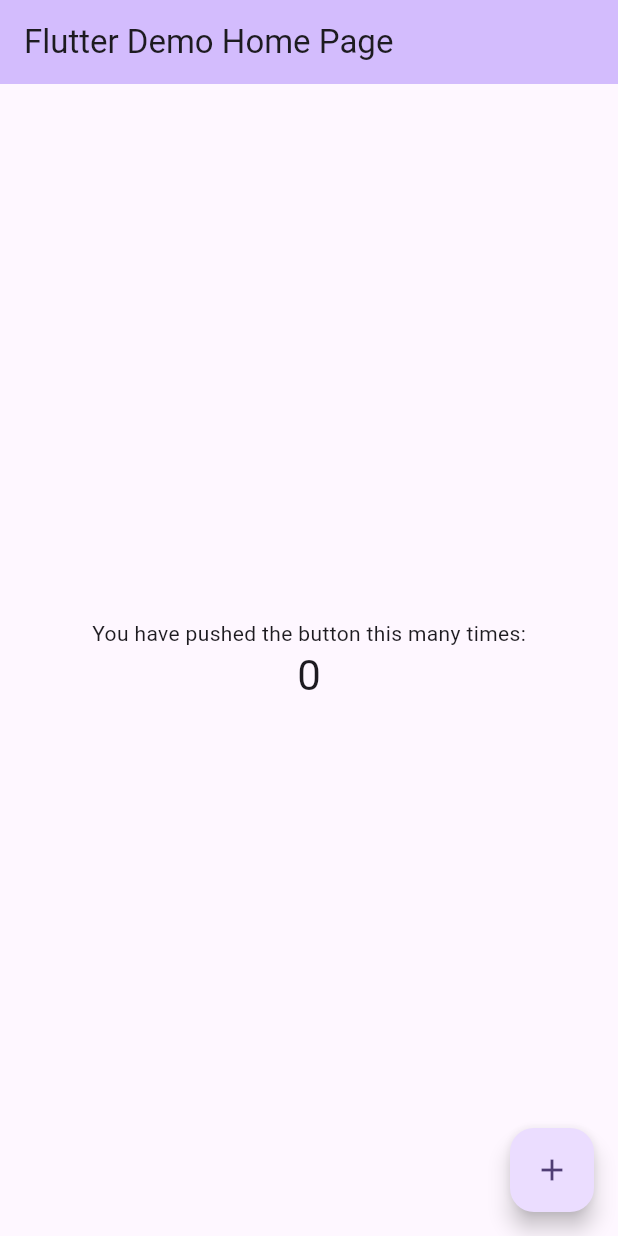
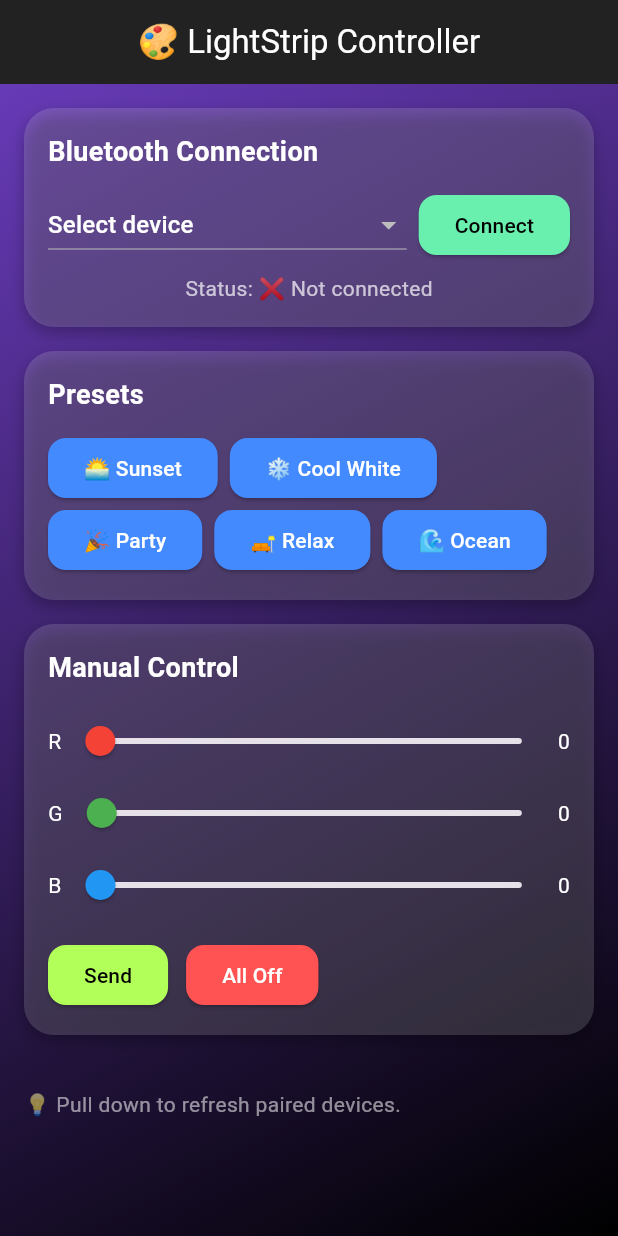
Before and after one commit to Masfiqun/Light-Strip-Controller, a Flutter app: the screen it shows after launch, on a phone screen of 412 x 824 dp. Run offline on Flutter 3.47's test engine with Material 3 defaults, Android fonts, the phone set to English and light mode, and no system bars; missing offline and left inert: flutter_bluetooth_serial_plus.

Commit message:
design complete

```diff
--- /dev/null
+++ b/lib/homepage.dart
@@ -0,0 +1,284 @@
+import 'dart:async';
+import 'dart:convert';
+import 'package:flutter/material.dart';
+import 'package:flutter_bluetooth_serial_plus/flutter_bluetooth_serial_plus.dart';
+
+class HomePage extends StatefulWidget {
+  @override
+  _HomePageState createState() => _HomePageState();
+}
+
+class _HomePageState extends State<HomePage> {
+  final FlutterBluetoothSerial _bluetooth = FlutterBluetoothSerial.instance;
+
+  List<BluetoothDevice> _devices = [];
+  BluetoothDevice? _selectedDevice;
+  BluetoothConnection? _connection;
+  bool _connecting = false;
+  bool _connected = false;
+
+  int _r = 0, _g = 0, _b = 0;
+
+  final Map<String, List<int>> presets = {
+    '🌅 Sunset': [255, 80, 30],
+    '❄ Cool White': [180, 180, 255],
+    '🎉 Party': [255, 0, 255],
+    '🛋 Relax': [100, 30, 10],
+    '🌊 Ocean': [20, 120, 200],
+  };
+
+  @override
+  void initState() {
+    super.initState();
+    _getBondedDevices();
+  }
+
+  Future<void> _getBondedDevices() async {
+    try {
+      final devices = await _bluetooth.getBondedDevices();
+      setState(() => _devices = devices);
+    } catch (_) {}
+  }
+
+  Future<void> _connect() async {
+    if (_selectedDevice == null) return;
+    setState(() => _connecting = true);
+    try {
+      _connection = await BluetoothConnection.toAddress(_selectedDevice!.address);
+      _connected = true;
+      _connection!.input?.listen((data) {
+        // Handle data if needed
+      }).onDone(() => _disconnect());
+    } catch (e) {
+      ScaffoldMessenger.of(context).showSnackBar(
+        SnackBar(content: Text('Connection error: $e')),
+      );
+    }
+    setState(() => _connecting = false);
+  }
+
+  void _disconnect() {
+    _connection?.dispose();
+    _connection = null;
+    setState(() => _connected = false);
+  }
+
+  String _buildCmd() => 'S,R,$_r,G,$_g,B,$_b\n';
+
+  void _sendCurrentColor() {
+    if (!_connected || _connection == null) return;
+    try {
+      _connection!.output.add(utf8.encode(_buildCmd()));
+    } catch (_) {}
+  }
+
+  void _setPreset(List<int> rgb) {
+    setState(() {
+      _r = rgb[0];
+      _g = rgb[1];
+      _b = rgb[2];
+    });
+    _sendCurrentColor();
+  }
+
+  Widget _card({required String title, required Widget child}) {
+    return Container(
+      margin: EdgeInsets.only(bottom: 16),
+      decoration: BoxDecoration(
+        color: Colors.white.withOpacity(0.15),
+        borderRadius: BorderRadius.circular(20),
+        boxShadow: [
+          BoxShadow(
+            color: Colors.black26,
+            blurRadius: 8,
+            offset: Offset(0, 4),
+          ),
+        ],
+      ),
+      padding: EdgeInsets.all(16),
+      child: Column(
+        crossAxisAlignment: CrossAxisAlignment.start,
+        children: [
+          Text(title,
+              style: TextStyle(
+                  fontWeight: FontWeight.bold,
+                  fontSize: 18,
+                  color: Colors.white)),
+          SizedBox(height: 12),
+          child
+        ],
+      ),
+    );
+  }
+
+  Widget _buildConnectionCard() {
+    return _card(
+      title: "Bluetooth Connection",
+      child: Column(
+        children: [
+          Row(
+            children: [
+              Expanded(
+                child: DropdownButton<BluetoothDevice>(
+                  dropdownColor: Colors.black87,
+                  isExpanded: true,
+                  hint: Text('Select device', style: TextStyle(color: Colors.white)),
+                  value: _selectedDevice,
+                  items: _devices
+                      .map((d) => DropdownMenuItem(
+                            value: d,
+                            child: Text(
+                              '${d.name ?? "Unknown"} (${d.address})',
+                              style: TextStyle(color: Colors.white),
+                            ),
+                          ))
+                      .toList(),
+                  onChanged: (d) => setState(() => _selectedDevice = d),
+                ),
+              ),
+              SizedBox(width: 8),
+              ElevatedButton(
+                style: ElevatedButton.styleFrom(
+                    backgroundColor:
+                        _connected ? Colors.redAccent : Colors.greenAccent,
+                    foregroundColor: Colors.black,
+                    shape: RoundedRectangleBorder(
+                        borderRadius: BorderRadius.circular(12))),
+                onPressed: _connecting
+                    ? null
+                    : _connected
+                        ? _disconnect
+                        : _connect,
+                child: Text(_connecting
+                    ? 'Connecting...'
+                    : _connected
+                        ? 'Disconnect'
+                        : 'Connect'),
+              )
+            ],
+          ),
+          SizedBox(height: 8),
+          Text('Status: ${_connected ? '✅ Connected' : '❌ Not connected'}',
+              style: TextStyle(color: Colors.white70)),
+        ],
+      ),
+    );
+  }
+
+  Widget _buildPresetsCard() {
+    return _card(
+      title: "Presets",
+      child: Wrap(
+        spacing: 8,
+        children: presets.entries
+            .map((e) => ElevatedButton(
+                  style: ElevatedButton.styleFrom(
+                      backgroundColor: Colors.blueAccent,
+                      shape: RoundedRectangleBorder(
+                          borderRadius: BorderRadius.circular(12))),
+                  onPressed: () => _setPreset(e.value),
+                  child: Text(e.key, style: TextStyle(color: Colors.white),),
+                ))
+            .toList(),
+      ),
+    );
+  }
+
+  Widget _buildManualControlCard() {
+    return _card(
+      title: "Manual Control",
+      child: Column(
+        children: [
+          _rgbSlider("R", _r, Colors.red, (v) => setState(() => _r = v)),
+          _rgbSlider("G", _g, Colors.green, (v) => setState(() => _g = v)),
+          _rgbSlider("B", _b, Colors.blue, (v) => setState(() => _b = v)),
+          SizedBox(height: 12),
+          Row(
+            children: [
+              ElevatedButton(
+                style: ElevatedButton.styleFrom(
+                    backgroundColor: Colors.lightGreenAccent,
+                    foregroundColor: Colors.black,
+                    shape: RoundedRectangleBorder(
+                        borderRadius: BorderRadius.circular(12))),
+                onPressed: _sendCurrentColor,
+                child: Text('Send'),
+              ),
+              SizedBox(width: 12),
+              ElevatedButton(
+                style: ElevatedButton.styleFrom(
+                    backgroundColor: Colors.redAccent,
+                    foregroundColor: Colors.white,
+                    shape: RoundedRectangleBorder(
+                        borderRadius: BorderRadius.circular(12))),
+                onPressed: () {
+                  setState(() => _r = _g = _b = 0);
+                  _sendCurrentColor();
+                },
+                child: Text('All Off'),
+              ),
+            ],
+          )
+        ],
+      ),
+    );
+  }
+
+  Widget _rgbSlider(String label, int value, Color color, ValueChanged<int> onChanged) {
+    return Row(
+      children: [
+        Text(label, style: TextStyle(color: Colors.white)),
+        Expanded(
+          child: Slider(
+            activeColor: color,
+            min: 0,
+            max: 255,
+            divisions: 255,
+            value: value.toDouble(),
+            onChanged: (v) => onChanged(v.round()),
+            onChangeEnd: (_) => _sendCurrentColor(),
+          ),
+        ),
+        Text('$value', style: TextStyle(color: Colors.white)),
+      ],
+    );
+  }
+
+  @override
+  Widget build(BuildContext context) {
+    return Scaffold(
+      backgroundColor: Colors.transparent, // ✅ no gradient here
+      appBar: AppBar(
+        centerTitle: true,
+        title: Text('🎨 LightStrip Controller', style: TextStyle(color: Colors.white),),
+        backgroundColor: Colors.black87,
+        elevation: 0,
+      ),
+      body: Container(
+        decoration: BoxDecoration(
+          gradient: LinearGradient(
+            colors: [Colors.deepPurple, Colors.black],
+            begin: Alignment.topLeft,
+            end: Alignment.bottomRight,
+          ),
+        ),
+        child: RefreshIndicator(
+          onRefresh: _getBondedDevices,
+          child: ListView(
+            padding: EdgeInsets.all(16),
+            children: [
+              _buildConnectionCard(),
+              _buildPresetsCard(),
+              _buildManualControlCard(),
+              SizedBox(height: 20),
+              Text(
+                '💡 Pull down to refresh paired devices.',
+                style: TextStyle(color: Colors.white54),
+              )
+            ],
+          ),
+        ),
+      ),
+    );
+  }
+}
--- a/lib/main.dart
+++ b/lib/main.dart
@@ -1,125 +1,18 @@
 import 'package:flutter/material.dart';
+import 'package:light_strip/homepage.dart';
 
-void main() {
-  runApp(const MyApp());
-}
+
+void main() => runApp(MyApp());
+
 
 class MyApp extends StatelessWidget {
-  const MyApp({super.key});
-
-  // This widget is the root of your application.
   @override
   Widget build(BuildContext context) {
     return MaterialApp(
-      title: 'Flutter Demo',
-      theme: ThemeData(
-        // This is the theme of your application.
-        //
-        // TRY THIS: Try running your application with "flutter run". You'll see
-        // the application has a purple toolbar. Then, without quitting the app,
-        // try changing the seedColor in the colorScheme below to Colors.green
-        // and then invoke "hot reload" (save your changes or press the "hot
-        // reload" button in a Flutter-supported IDE, or press "r" if you used
-        // the command line to start the app).
-        //
-        // Notice that the counter didn't reset back to zero; the application
-        // state is not lost during the reload. To reset the state, use hot
-        // restart instead.
-        //
-        // This works for code too, not just values: Most code changes can be
-        // tested with just a hot reload.
-        colorScheme: ColorScheme.fromSeed(seedColor: Colors.deepPurple),
-        useMaterial3: true,
-      ),
-      home: const MyHomePage(title: 'Flutter Demo Home Page'),
+    title: 'LightStrip Controller',
+    debugShowCheckedModeBanner: false,
+    theme: ThemeData(primarySwatch: Colors.blue),
+    home: HomePage(),
     );
   }
 }
-
-class MyHomePage extends StatefulWidget {
-  const MyHomePage({super.key, required this.title});
-
-  // This widget is the home page of your application. It is stateful, meaning
-  // that it has a State object (defined below) that contains fields that affect
-  // how it looks.
-
-  // This class is the configuration for the state. It holds the values (in this
-  // case the title) provided by the parent (in this case the App widget) and
-  // used by the build method of the State. Fields in a Widget subclass are
-  // always marked "final".
-
-  final String title;
-
-  @override
-  State<MyHomePage> createState() => _MyHomePageState();
-}
-
-class _MyHomePageState extends State<MyHomePage> {
-  int _counter = 0;
-
-  void _incrementCounter() {
-    setState(() {
-      // This call to setState tells the Flutter framework that something has
-      // changed in this State, which causes it to rerun the build method below
-      // so that the display can reflect the updated values. If we changed
-      // _counter without calling setState(), then the build method would not be
-      // called again, and so nothing would appear to happen.
-      _counter++;
-    });
-  }
-
-  @override
-  Widget build(BuildContext context) {
-    // This method is rerun every time setState is called, for instance as done
-    // by the _incrementCounter method above.
-    //
-    // The Flutter framework has been optimized to make rerunning build methods
-    // fast, so that you can just rebuild anything that needs updating rather
-    // than having to individually change instances of widgets.
-    return Scaffold(
-      appBar: AppBar(
-        // TRY THIS: Try changing the color here to a specific color (to
-        // Colors.amber, perhaps?) and trigger a hot reload to see the AppBar
-        // change color while the other colors stay the same.
-        backgroundColor: Theme.of(context).colorScheme.inversePrimary,
-        // Here we take the value from the MyHomePage object that was created by
-        // the App.build method, and use it to set our appbar title.
-        title: Text(widget.title),
-      ),
-      body: Center(
-        // Center is a layout widget. It takes a single child and positions it
-        // in the middle of the parent.
-        child: Column(
-          // Column is also a layout widget. It takes a list of children and
-          // arranges them vertically. By default, it sizes itself to fit its
-          // children horizontally, and tries to be as tall as its parent.
-          //
-          // Column has various properties to control how it sizes itself and
-          // how it positions its children. Here we use mainAxisAlignment to
-          // center the children vertically; the main axis here is the vertical
-          // axis because Columns are vertical (the cross axis would be
-          // horizontal).
-          //
-          // TRY THIS: Invoke "debug painting" (choose the "Toggle Debug Paint"
-          // action in the IDE, or press "p" in the console), to see the
-          // wireframe for each widget.
-          mainAxisAlignment: MainAxisAlignment.center,
-          children: <Widget>[
-            const Text(
-              'You have pushed the button this many times:',
-            ),
-            Text(
-              '$_counter',
-              style: Theme.of(context).textTheme.headlineMedium,
-            ),
-          ],
-        ),
-      ),
-      floatingActionButton: FloatingActionButton(
-        onPressed: _incrementCounter,
-        tooltip: 'Increment',
-        child: const Icon(Icons.add),
-      ), // This trailing comma makes auto-formatting nicer for build methods.
-    );
-  }
-}
--- a/pubspec.yaml
+++ b/pubspec.yaml
@@ -34,6 +34,7 @@ dependencies:
   # The following adds the Cupertino Icons font to your application.
   # Use with the CupertinoIcons class for iOS style icons.
   cupertino_icons: ^1.0.8
+  flutter_bluetooth_serial_plus: ^0.5.1
 
 dev_dependencies:
   flutter_test:
```
Also changed, not shown: pubspec.lock.
